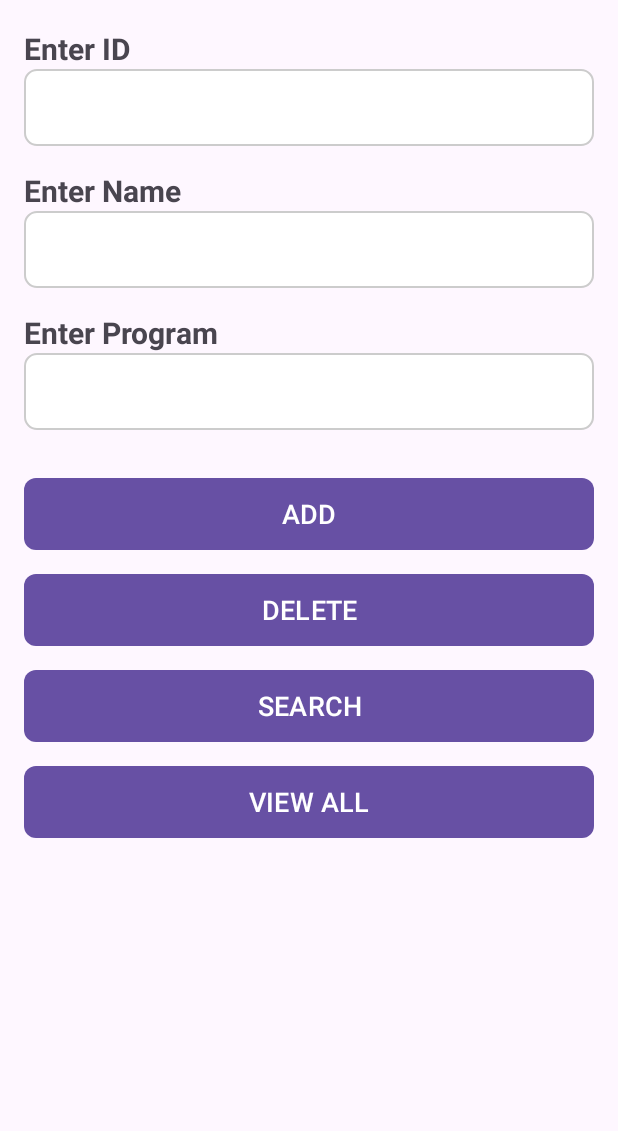
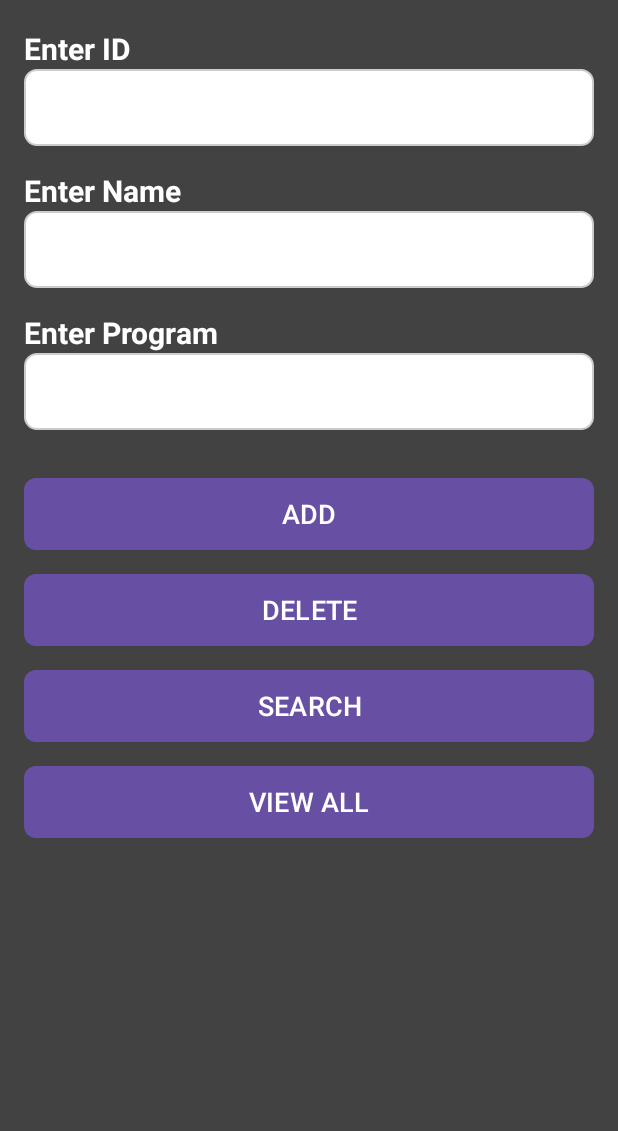
Before and after one commit to UGenee/First_SQL, an Android app: the screen it shows after launch (MainActivity), on a phone screen of 412 x 824 dp, the part 105-1236 px from its top. Run offline under Robolectric (Android 15) with nearby library versions, the phone set to English and light mode, and no system bars.

Commit message:
final_update

```diff
--- a/app/src/main/res/layout/activity_main.xml
+++ b/app/src/main/res/layout/activity_main.xml
@@ -6,6 +6,7 @@
     android:layout_width="match_parent"
     android:layout_height="match_parent"
     android:orientation="vertical"
+    android:background="@color/btns"
     tools:context=".MainActivity">
 
     <View
@@ -32,6 +33,7 @@
         android:text="@string/etr_id"
         android:textStyle="bold"
         android:textSize="20sp"
+        android:textColor="@color/white"
         android:layout_below="@id/title_app"
         android:layout_marginStart="16dp"
         android:layout_marginTop="32dp" />
@@ -56,6 +58,7 @@
         android:text="@string/etr_nm"
         android:textStyle="bold"
         android:textSize="20sp"
+        android:textColor="@color/white"
         android:layout_below="@id/edit_id"
         android:layout_marginStart="16dp"
         android:layout_marginTop="16dp" />
@@ -79,6 +82,7 @@
         android:text="@string/etr_prog"
         android:textStyle="bold"
         android:textSize="20sp"
+        android:textColor="@color/white"
         android:layout_below="@id/edit_nm"
         android:layout_marginStart="16dp"
         android:layout_marginTop="16dp" />
--- a/app/src/main/res/values/colors.xml
+++ b/app/src/main/res/values/colors.xml
@@ -2,4 +2,5 @@
 <resources>
     <color name="black">#FF000000</color>
     <color name="white">#FFFFFFFF</color>
+    <color name="btns">#424242</color>
 </resources>
```
